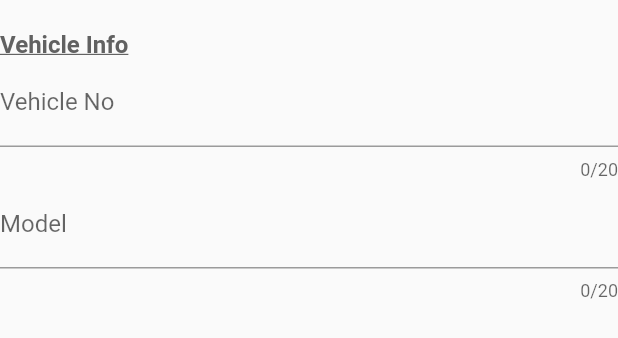
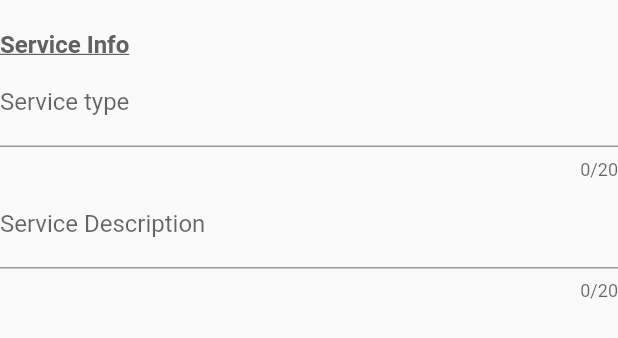
Before and after one commit to Hasnain01-hub/Invoice-generation, a Flutter app: what vehicleWidget() shows on an empty page, opened directly with empty values, on a phone screen of 412 x 824 dp. Shown: the top 338 px of the screen. Run offline on Flutter 3.47's test engine with Material 2 defaults, Android fonts, the phone set to English and light mode, and no system bars; our stand-ins replace cloud_firestore, dio, email_validator, firebase_core, firebase_storage, flutter_datetime_picker and 5 more; missing offline and left inert: date_range_picker, flutter_downloader, flutter_full_pdf_viewer, flutter_keyboard_visibility_web, image_picker_for_web, syncfusion_flutter_pdfviewer; accounts and stored records are empty.

```diff
--- a/lib/createInvoice/constant/pdf/templates/PdfTemplate.dart
+++ b/lib/createInvoice/constant/pdf/templates/PdfTemplate.dart
@@ -1,5 +1,6 @@
 import 'dart:math';
 import 'dart:typed_data';
+import 'package:flutter/material.dart';
 import 'package:nanoid/nanoid.dart';
 import 'package:pdf/pdf.dart';
 import 'package:pdf/widgets.dart' as widgets;
@@ -53,6 +54,9 @@ class PdfTemplate {
 
       bytes: bytes.buffer.asUint8List(),
     );
+
+    //Image stamp
+
 
     final List<List<String>> servicesList = [];
     servicesList.add(["No", "Service", "Total Price"]);
@@ -174,18 +178,18 @@ class PdfTemplate {
                     crossAxisAlignment: widgets.CrossAxisAlignment.start,
                     children: <widgets.Widget>[
                       widgets.Text(
-                        "Vehicle Details",
+                        "Service Info",
                         style: widgets.TextStyle(
                             fontWeight: widgets.FontWeight.bold,
                             decoration: widgets.TextDecoration.underline),
                       ),
                       widgets.Text(
-                        "Vehicle No: " +
+                        "Service Type: " +
                             _validateNullText(
                                 overallInvoice.clientDetails!.vehicleNo ??""),
                       ),
                       widgets.Text(
-                        "Model: " +
+                        "Service desc: " +
                             _validateNullText(
                                 overallInvoice.clientDetails!.modelLine1 ??""),
                       ),
@@ -222,7 +226,8 @@ class PdfTemplate {
                 ],
               ),
             ]),
-            // widgets.SizedBox(height: 3.0 * PdfPageFormat.cm),
+            //   widgets.SizedBox(height: 1.0 * PdfPageFormat.cm),
+            //
             // widgets.Row(
             //     mainAxisAlignment: widgets.MainAxisAlignment.spaceBetween,
             //     children: <widgets.Widget>[
@@ -230,12 +235,10 @@ class PdfTemplate {
             //         children: <widgets.Widget>[
             //           widgets.Container(
             //             width: 4.0 * PdfPageFormat.cm,
-            //             decoration: widgets.BoxDecoration(
-            //                 border: widgets.BoxBorder(top: true)),
+            //             ),
+            //
             //           ),
-            //           widgets.Text(
-            //             "Buyer",
-            //           ),
+            //           widgets.Image(stimage)
             //         ],
             //       ),
             //       widgets.Column(
@@ -254,6 +257,7 @@ class PdfTemplate {
             // ),
           ],
         ),
+
       ),
     );
   }
--- a/lib/createInvoice/screen/FormScreen.dart
+++ b/lib/createInvoice/screen/FormScreen.dart
@@ -245,9 +245,9 @@ class _FormScreenState extends State<FormScreen> {
               paginationBlocks(),
               pagination(2, "Customer"),
               paginationBlocks(),
-              pagination(3, "Vehicle"),
+              pagination(3, "Service"),
               paginationBlocks(),
-              pagination(4, "Service"),
+              pagination(4, "Cost of Service"),
             ],
           ),
           Container(
--- a/lib/createInvoice/widget/vehicle.dart
+++ b/lib/createInvoice/widget/vehicle.dart
@@ -32,7 +32,7 @@ class vehicleWidget extends StatelessWidget {
             child: Align(
               alignment: Alignment.centerLeft,
               child: Text(
-                "Vehicle Info",
+                "Service Info",
                 textAlign: TextAlign.left,
                 style: TextStyle(
                   decoration:TextDecoration.underline,
@@ -48,9 +48,9 @@ class vehicleWidget extends StatelessWidget {
             maxLength: 20,
             textDirection: TextDirection.ltr,
 
-            decoration: InputDecoration(labelText: "Vehicle No"),
+            decoration: InputDecoration(labelText: "Service type"),
             validator: (String? value) {
-              return value!.isEmpty ? 'Vehicle No is Required' : null;
+              return value!.isEmpty ? 'Service Type is Required' : null;
             },
 
             onSaved: (String? value) {
@@ -69,9 +69,9 @@ class vehicleWidget extends StatelessWidget {
             controller: vehicleDetails.modelTxtCtrl,
             maxLength: 20,
             textDirection: TextDirection.ltr,
-            decoration: InputDecoration(labelText: "Model"),
+            decoration: InputDecoration(labelText: "Service Description"),
             validator: (String? value) {
-              return value!.isEmpty ? 'Model cannot be empty' : null;
+              return value!.isEmpty ? 'Service Description cannot be empty' : null;
             },
             onSaved: (String? value) {
               vehicleDetails.modelLine1 = value!;
```
Also changed, not shown: lib/createInvoice/widget/pdf/InvoicePageWidget.dart (+6 -3 lines), lib/view_Invoices/pdf_view.dart (+2 -57 lines), assets/images/image.png (deleted), assets/images/launch_image.PNG (deleted), 1 other file.
